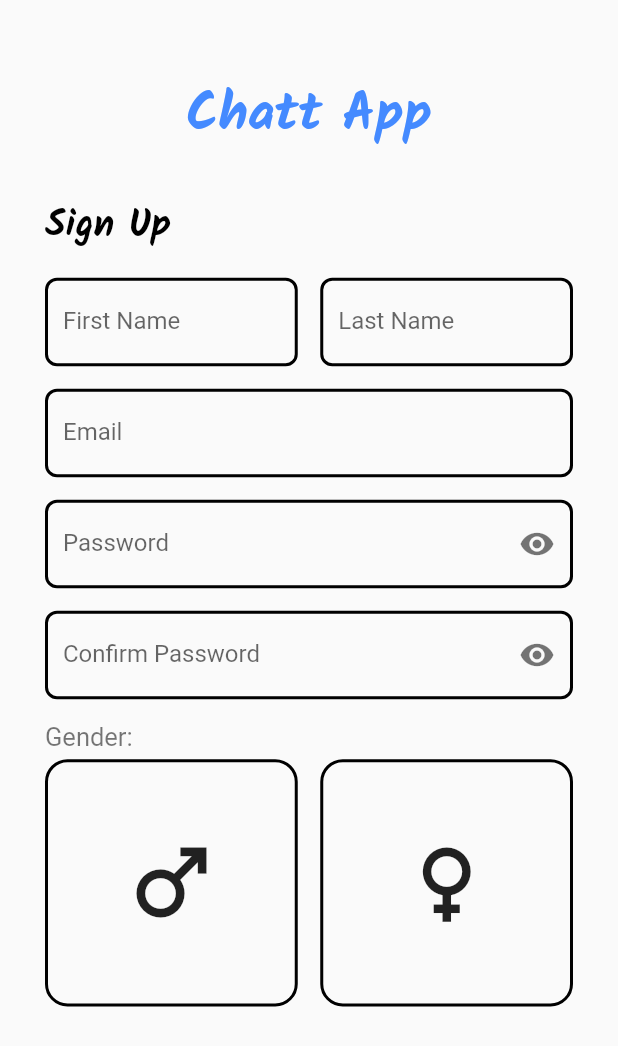
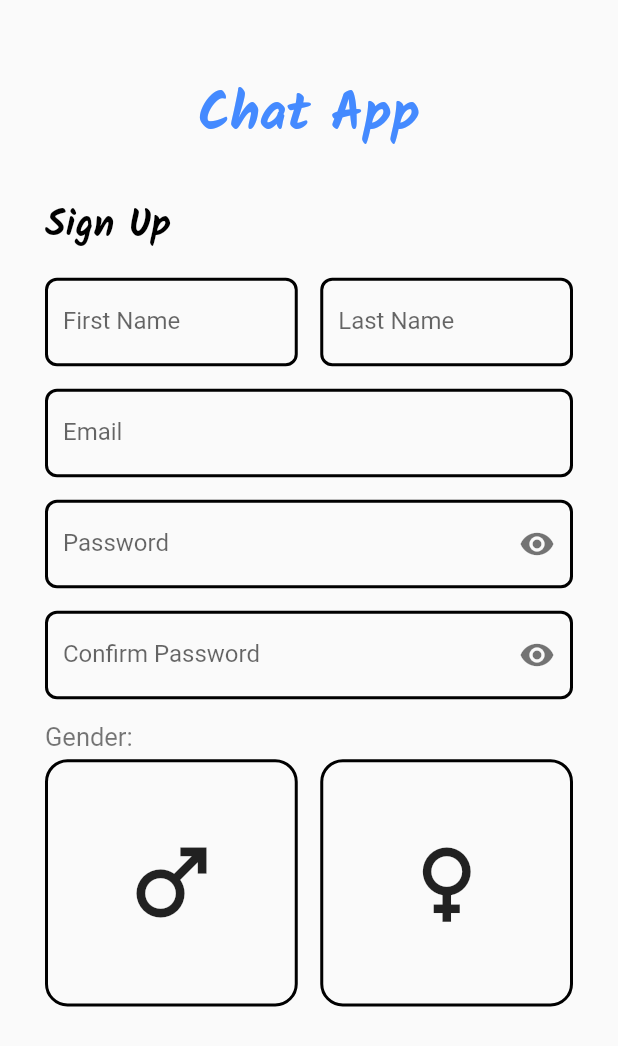
Before and after one commit to yassine-ajroud/ChatApp, a Flutter app: the screen it shows after launch, on a phone screen of 412 x 824 dp. Shown: the top 1046 px of the screen. Run offline on Flutter 3.47's test engine with Material 2 defaults, Android fonts, the phone set to English and light mode, and no system bars.

Commit message:
version 1 ok

```diff
--- a/chat_app/lib/view/screens/signup.dart
+++ b/chat_app/lib/view/screens/signup.dart
@@ -27,7 +27,7 @@ class _Signup_ScreenState extends State<Signup_Screen> {
                     height: MediaQuery.of(context).size.height * 0.06,
                   ),
                   const Text(
-                    'Chatt App',
+                    'Chat App',
                     style: TextStyle(
                       fontFamily: 'Kalam',
                       fontWeight: FontWeight.bold,
```
